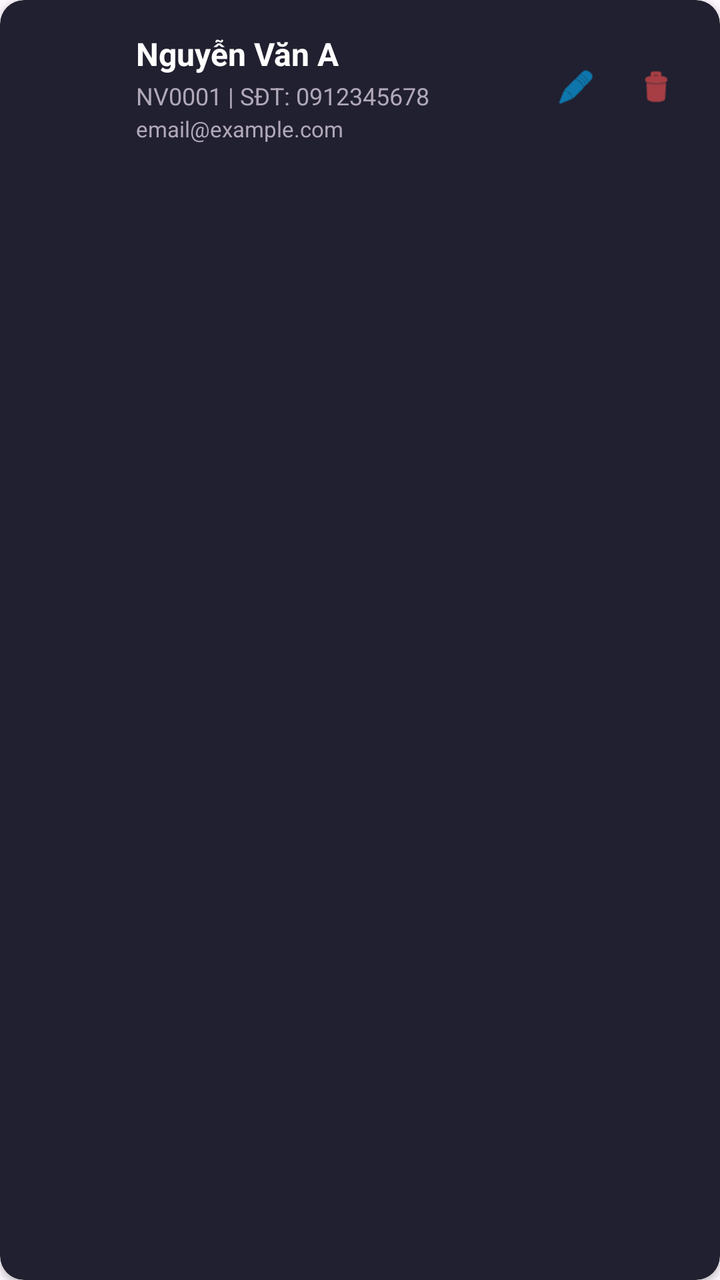
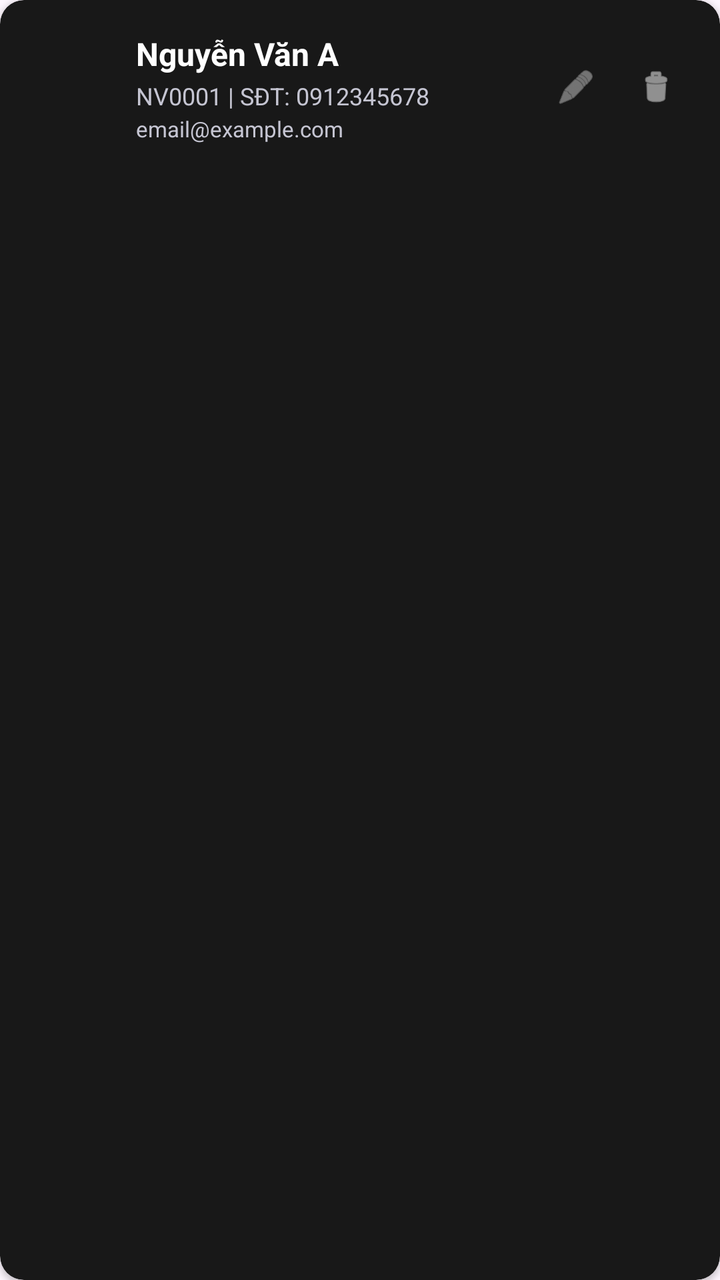

An Android layout rendered at two revisions. The XML below is the earlier revision; the diff shows what the commit changed to produce the second picture.
<!-- AndroidManifest.xml: application theme Theme.QLTV -->
<!-- res/layout/item_staff.xml -->
<?xml version="1.0" encoding="utf-8"?>
<androidx.cardview.widget.CardView xmlns:android="http://schemas.android.com/apk/res/android"
    xmlns:app="http://schemas.android.com/apk/res-auto"
    android:layout_width="match_parent"
    android:layout_height="wrap_content"
    android:layout_marginHorizontal="4dp"
    android:layout_marginVertical="6dp"
    app:cardBackgroundColor="#212030"
    app:cardCornerRadius="12dp"
    app:cardElevation="2dp">

    <LinearLayout
        android:layout_width="match_parent"
        android:layout_height="wrap_content"
        android:gravity="center_vertical"
        android:orientation="horizontal"
        android:padding="16dp">

        
        <View
            android:layout_width="40dp"
            android:layout_height="40dp"
            android:layout_marginRight="12dp"
            android:background="@android:drawable/sym_def_app_icon"
            android:backgroundTint="#00B0FF" />

        <LinearLayout
            android:layout_width="0dp"
            android:layout_height="wrap_content"
            android:layout_weight="1"
            android:orientation="vertical">

            <TextView
                android:id="@+id/txtStaffListName"
                android:layout_width="wrap_content"
                android:layout_height="wrap_content"
                android:text="Nguyễn Văn A"
                android:textColor="#FFFFFF"
                android:textSize="16sp"
                android:textStyle="bold" />

            <TextView
                android:id="@+id/txtStaffListCodePhone"
                android:layout_width="wrap_content"
                android:layout_height="wrap_content"
                android:layout_marginTop="2dp"
                android:text="NV0001 | SĐT: 0912345678"
                android:textColor="#B0A8B9"
                android:textSize="12sp" />

            <TextView
                android:id="@+id/txtStaffListEmail"
                android:layout_width="wrap_content"
                android:layout_height="wrap_content"
                android:layout_marginTop="1dp"
                android:text="email@example.com"
                android:textColor="#B0A8B9"
                android:textSize="11sp" />
        </LinearLayout>

        
        <ImageView
            android:id="@+id/btnEditStaff"
            android:layout_width="32dp"
            android:layout_height="32dp"
            android:layout_marginRight="8dp"
            android:padding="6dp"
            android:src="@android:drawable/ic_menu_edit"
            app:tint="#00B0FF" />

        
        <ImageView
            android:id="@+id/btnDeleteStaff"
            android:layout_width="32dp"
            android:layout_height="32dp"
            android:padding="6dp"
            android:src="@android:drawable/ic_menu_delete"
            app:tint="#FF5252" />
    </LinearLayout>
</androidx.cardview.widget.CardView>
<!-- resources referenced by this layout -->
<resources>
  <style name="Theme.QLTV" parent="Base.Theme.QLTV" />
  <style name="Base.Theme.QLTV" parent="Theme.Material3.DayNight.NoActionBar">
          
          
      </style>
</resources>

<!-- the commit's change to res/layout/item_staff.xml (unified diff, before → after) -->
@@ -5,7 +5,7 @@
     android:layout_height="wrap_content"
     android:layout_marginHorizontal="4dp"
     android:layout_marginVertical="6dp"
-    app:cardBackgroundColor="#212030"
+    app:cardBackgroundColor="#181818"
     app:cardCornerRadius="12dp"
     app:cardElevation="2dp">
 
@@ -22,7 +22,7 @@
             android:layout_height="40dp"
             android:layout_marginRight="12dp"
             android:background="@android:drawable/sym_def_app_icon"
-            android:backgroundTint="#00B0FF" />
+            android:backgroundTint="#B0B0B0" />
 
         <LinearLayout
             android:layout_width="0dp"
@@ -45,7 +45,7 @@
                 android:layout_height="wrap_content"
                 android:layout_marginTop="2dp"
                 android:text="NV0001 | SĐT: 0912345678"
-                android:textColor="#B0A8B9"
+                android:textColor="#C5C5D2"
                 android:textSize="12sp" />
 
             <TextView
@@ -54,7 +54,7 @@
                 android:layout_height="wrap_content"
                 android:layout_marginTop="1dp"
                 android:text="email@example.com"
-                android:textColor="#B0A8B9"
+                android:textColor="#C5C5D2"
                 android:textSize="11sp" />
         </LinearLayout>
 
@@ -66,7 +66,7 @@
             android:layout_marginRight="8dp"
             android:padding="6dp"
             android:src="@android:drawable/ic_menu_edit"
-            app:tint="#00B0FF" />
+            app:tint="#B0B0B0" />
 
         
         <ImageView
@@ -75,6 +75,6 @@
             android:layout_height="32dp"
             android:padding="6dp"
             android:src="@android:drawable/ic_menu_delete"
-            app:tint="#FF5252" />
+            app:tint="#E0E0E0" />
     </LinearLayout>
 </androidx.cardview.widget.CardView>
